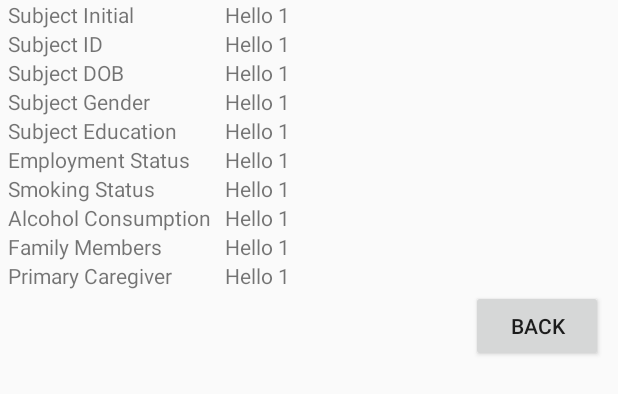
After one commit to kjitender469/Patient-Feedback, an Android app: the layout subject_complete_info.xml on its own in the app's theme, with its tools: preview values and no code run, on a phone screen of 412 x 824 dp. The commit adds this screen. Shown: the top 394 px of the screen. Run offline under Robolectric (Android 15) with nearby library versions, the phone set to English and light mode, and no system bars.

Commit message:
New Layout is added for viewing subject complete information. This version of app is (v1.1).
Description : Now before saving subject info app a dialog open for the permission. New entry included in Action bar for clearing all the
entries from database. Deleting any specific entry also included using tap on list view folowed by delete through dialog box.
AsyncResponse interface added to pass complete data from AasyncTask to main activity. Back button added in subject_complete_info.xml layout
Partial testing of app is also done.

```diff
--- /dev/null
+++ b/app/src/main/res/layout/subject_complete_info.xml
@@ -0,0 +1,384 @@
+<?xml version="1.0" encoding="utf-8"?>
+<LinearLayout xmlns:android="http://schemas.android.com/apk/res/android"
+    android:orientation="vertical" android:layout_width="match_parent"
+    android:layout_height="match_parent">
+
+    <ScrollView
+        android:layout_width="match_parent"
+        android:layout_height="match_parent">
+        <LinearLayout
+            android:layout_width="match_parent"
+            android:layout_height="match_parent"
+            android:orientation="vertical">
+            <!--************ start *************-->
+            <LinearLayout
+                android:layout_width="match_parent"
+                android:layout_height="wrap_content"
+                android:orientation="vertical">
+                <LinearLayout
+                    android:layout_width="match_parent"
+                    android:layout_height="match_parent"
+                    android:orientation="horizontal">
+                    <LinearLayout
+                        android:layout_width="150dp"
+                        android:layout_height="match_parent">
+                        <TextView
+                            android:layout_width="match_parent"
+                            android:layout_height="match_parent"
+                            android:layout_marginLeft="5dp"
+                            android:text="Subject Initial"/>
+                    </LinearLayout>
+                    <LinearLayout
+                        android:layout_width="match_parent"
+                        android:layout_height="match_parent">
+                        <TextView
+                            android:id="@+id/textView_sub_initial"
+                            android:layout_width="match_parent"
+                            android:layout_height="match_parent"
+                            android:text="Hello 1"/>
+                    </LinearLayout>
+                </LinearLayout>
+                <LinearLayout
+                    android:layout_width="match_parent"
+                    android:layout_height="match_parent"
+                    android:orientation="horizontal">
+                    <LinearLayout
+                        android:layout_width="150dp"
+                        android:layout_height="match_parent">
+                        <TextView
+                            android:layout_width="match_parent"
+                            android:layout_height="match_parent"
+                            android:layout_marginLeft="5dp"
+                            android:text="Subject ID"/>
+                    </LinearLayout>
+                    <LinearLayout
+                        android:layout_width="match_parent"
+                        android:layout_height="match_parent">
+                        <TextView
+                            android:id="@+id/textView_sub_id"
+                            android:layout_width="match_parent"
+                            android:layout_height="match_parent"
+                            android:text="Hello 1"/>
+                    </LinearLayout>
+                </LinearLayout>
+                <LinearLayout
+                    android:layout_width="match_parent"
+                    android:layout_height="match_parent"
+                    android:orientation="horizontal">
+                    <LinearLayout
+                        android:layout_width="150dp"
+                        android:layout_height="match_parent">
+                        <TextView
+                            android:layout_width="match_parent"
+                            android:layout_height="match_parent"
+                            android:layout_marginLeft="5dp"
+                            android:text="Subject DOB"/>
+                    </LinearLayout>
+                    <LinearLayout
+                        android:layout_width="match_parent"
+                        android:layout_height="match_parent">
+                        <TextView
+                            android:id="@+id/textView_sub_dob"
+                            android:layout_width="match_parent"
+                            android:layout_height="match_parent"
+                            android:text="Hello 1"/>
+                    </LinearLayout>
+                </LinearLayout>
+                <LinearLayout
+                    android:layout_width="match_parent"
+                    android:layout_height="match_parent"
+                    android:orientation="horizontal">
+                    <LinearLayout
+                        android:layout_width="150dp"
+                        android:layout_height="match_parent">
+                        <TextView
+                            android:layout_width="match_parent"
+                            android:layout_height="match_parent"
+                            android:layout_marginLeft="5dp"
+                            android:text="Subject Gender"/>
+                    </LinearLayout>
+                    <LinearLayout
+                        android:layout_width="match_parent"
+                        android:layout_height="match_parent">
+                        <TextView
+                            android:id="@+id/textView_sub_gender"
+                            android:layout_width="match_parent"
+                            android:layout_height="match_parent"
+                            android:text="Hello 1"/>
+                    </LinearLayout>
+                </LinearLayout>
+                <LinearLayout
+                    android:layout_width="match_parent"
+                    android:layout_height="match_parent"
+                    android:orientation="horizontal">
+                    <LinearLayout
+                        android:layout_width="150dp"
+                        android:layout_height="match_parent">
+                        <TextView
+                            android:layout_width="match_parent"
+                            android:layout_height="match_parent"
+                            android:layout_marginLeft="5dp"
+                            android:text="Subject Education"/>
+                    </LinearLayout>
+                    <LinearLayout
+                        android:layout_width="match_parent"
+                        android:layout_height="match_parent">
+                        <TextView
+                            android:id="@+id/textView_sub_education"
+                            android:layout_width="match_parent"
+                            android:layout_height="match_parent"
+                            android:text="Hello 1"/>
+                    </LinearLayout>
+                </LinearLayout>
+                <LinearLayout
+                    android:layout_width="match_parent"
+                    android:layout_height="match_parent"
+                    android:orientation="horizontal">
+                    <LinearLayout
+                        android:layout_width="150dp"
+                        android:layout_height="match_parent">
+                        <TextView
+                            android:layout_width="match_parent"
+                            android:layout_height="match_parent"
+                            android:layout_marginLeft="5dp"
+                            android:text="Employment Status"/>
+                    </LinearLayout>
+                    <LinearLayout
+                        android:layout_width="match_parent"
+                        android:layout_height="match_parent">
+                        <TextView
+                            android:id="@+id/textView_sub_employment_status"
+                            android:layout_width="match_parent"
+                            android:layout_height="match_parent"
+                            android:text="Hello 1"/>
+                    </LinearLayout>
+                </LinearLayout>
+                <LinearLayout
+                    android:layout_width="match_parent"
+                    android:layout_height="match_parent"
+                    android:orientation="horizontal">
+                    <LinearLayout
+                        android:layout_width="150dp"
+                        android:layout_height="match_parent">
+                        <TextView
+                            android:layout_width="match_parent"
+                            android:layout_height="match_parent"
+                            android:layout_marginLeft="5dp"
+                            android:text="Smoking Status"/>
+                    </LinearLayout>
+                    <LinearLayout
+                        android:layout_width="match_parent"
+                        android:layout_height="match_parent">
+                        <TextView
+                            android:id="@+id/textView_sub_smoking_status"
+                            android:layout_width="match_parent"
+                            android:layout_height="match_parent"
+                            android:text="Hello 1"/>
+                    </LinearLayout>
+                </LinearLayout>
+                <LinearLayout
+                    android:layout_width="match_parent"
+                    android:layout_height="match_parent"
+                    android:orientation="horizontal">
+                    <LinearLayout
+                        android:layout_width="150dp"
+                        android:layout_height="match_parent">
+                        <TextView
+                            android:layout_width="match_parent"
+                            android:layout_height="match_parent"
+                            android:layout_marginLeft="5dp"
+                            android:text="Alcohol Consumption"/>
+                    </LinearLayout>
+                    <LinearLayout
+                        android:layout_width="match_parent"
+                        android:layout_height="match_parent">
+                        <TextView
+                            android:id="@+id/textView_sub_alcohol_consumption"
+                            android:layout_width="match_parent"
+                            android:layout_height="match_parent"
+                            android:text="Hello 1"/>
+                    </LinearLayout>
+                </LinearLayout>
+                <LinearLayout
+                    android:layout_width="match_parent"
+                    android:layout_height="match_parent"
+                    android:orientation="horizontal">
+                    <LinearLayout
+                        android:layout_width="150dp"
+                        android:layout_height="match_parent">
+                        <TextView
+                            android:layout_width="match_parent"
+                            android:layout_height="match_parent"
+                            android:layout_marginLeft="5dp"
+                            android:text="Family Members"/>
+                    </LinearLayout>
+                    <LinearLayout
+                        android:layout_width="match_parent"
+                        android:layout_height="match_parent">
+                        <TextView
+                            android:id="@+id/textView_sub_family_members"
+                            android:layout_width="match_parent"
+                            android:layout_height="match_parent"
+                            android:text="Hello 1"/>
+                    </LinearLayout>
+                </LinearLayout>
+                <LinearLayout
+                    android:layout_width="match_parent"
+                    android:layout_height="match_parent"
+                    android:orientation="horizontal">
+                    <LinearLayout
+                        android:layout_width="150dp"
+                        android:layout_height="match_parent">
+                        <TextView
+                            android:layout_width="match_parent"
+                            android:layout_height="match_parent"
+                            android:layout_marginLeft="5dp"
+                            android:text="Primary Caregiver"/>
+                    </LinearLayout>
+                    <LinearLayout
+                        android:layout_width="match_parent"
+                        android:layout_height="match_parent">
+                        <TextView
+                            android:id="@+id/textView_sub_primary_caregiver"
+                            android:layout_width="match_parent"
+                            android:layout_height="match_parent"
+                            android:text="Hello 1"/>
+                    </LinearLayout>
+                </LinearLayout>
+
+                <!--
+                <LinearLayout
+                    android:layout_width="match_parent"
+                    android:layout_height="match_parent"
+                    android:orientation="horizontal">
+                    <LinearLayout
+                        android:layout_width="150dp"
+                        android:layout_height="match_parent">
+                        <TextView
+                            android:layout_width="match_parent"
+                            android:layout_height="match_parent"
+                            android:layout_marginLeft="5dp"
+                            android:text="Subject Initial"/>
+                    </LinearLayout>
+                    <LinearLayout
+                        android:layout_width="match_parent"
+                        android:layout_height="match_parent">
+                        <TextView
+                            android:id="@+id/textView_sub_initial2"
+                            android:layout_width="match_parent"
+                            android:layout_height="match_parent"
+                            android:text="Hello 1"/>
+                    </LinearLayout>
+                </LinearLayout>
+                <LinearLayout
+                    android:layout_width="match_parent"
+                    android:layout_height="match_parent"
+                    android:orientation="horizontal">
+                    <LinearLayout
+                        android:layout_width="150dp"
+                        android:layout_height="match_parent">
+                        <TextView
+                            android:layout_width="match_parent"
+                            android:layout_height="match_parent"
+                            android:layout_marginLeft="5dp"
+                            android:text="Subject Initial"/>
+                    </LinearLayout>
+                    <LinearLayout
+                        android:layout_width="match_parent"
+                        android:layout_height="match_parent">
+                        <TextView
+                            android:id="@+id/textView_sub_initial3"
+                            android:layout_width="match_parent"
+                            android:layout_height="match_parent"
+                            android:text="Hello 1"/>
+                    </LinearLayout>
+                </LinearLayout>
+                <LinearLayout
+                    android:layout_width="match_parent"
+                    android:layout_height="match_parent"
+                    android:orientation="horizontal">
+                    <LinearLayout
+                        android:layout_width="150dp"
+                        android:layout_height="match_parent">
+                        <TextView
+                            android:layout_width="match_parent"
+                            android:layout_height="match_parent"
+                            android:layout_marginLeft="5dp"
+                            android:text="Subject Initial"/>
+                    </LinearLayout>
+                    <LinearLayout
+                        android:layout_width="match_parent"
+                        android:layout_height="match_parent">
+                        <TextView
+                            android:id="@+id/textView_sub_initial4"
+                            android:layout_width="match_parent"
+                            android:layout_height="match_parent"
+                            android:text="Hello 1"/>
+                    </LinearLayout>
+                </LinearLayout>
+                <LinearLayout
+                    android:layout_width="match_parent"
+                    android:layout_height="match_parent"
+                    android:orientation="horizontal">
+                    <LinearLayout
+                        android:layout_width="150dp"
+                        android:layout_height="match_parent">
+                        <TextView
+                            android:layout_width="match_parent"
+                            android:layout_height="match_parent"
+                            android:layout_marginLeft="5dp"
+                            android:text="Subject Initial"/>
+                    </LinearLayout>
+                    <LinearLayout
+                        android:layout_width="match_parent"
+                        android:layout_height="match_parent">
+                        <TextView
+                            android:id="@+id/textView_sub_initial5"
+                            android:layout_width="match_parent"
+                            android:layout_height="match_parent"
+                            android:text="Hello 1"/>
+                    </LinearLayout>
+                </LinearLayout>
+                <LinearLayout
+                    android:layout_width="match_parent"
+                    android:layout_height="match_parent"
+                    android:orientation="horizontal">
+                    <LinearLayout
+                        android:layout_width="150dp"
+                        android:layout_height="match_parent">
+                        <TextView
+                            android:layout_width="match_parent"
+                            android:layout_height="match_parent"
+                            android:layout_marginLeft="5dp"
+                            android:text="Subject Initial"/>
+                    </LinearLayout>
+                    <LinearLayout
+                        android:layout_width="match_parent"
+                        android:layout_height="match_parent">
+                        <TextView
+                            android:id="@+id/textView_sub_initial6"
+                            android:layout_width="match_parent"
+                            android:layout_height="match_parent"
+                            android:text="Hello 1"/>
+                    </LinearLayout>
+                </LinearLayout>
+                -->
+
+            </LinearLayout>
+            <!-- ************************************************************************ -->
+            <LinearLayout
+                android:layout_width="match_parent"
+                android:layout_height="wrap_content"
+                android:orientation="vertical">
+                <Button
+                    android:id="@+id/button_back"
+                    android:layout_width="wrap_content"
+                    android:layout_height="wrap_content"
+                    android:text="Back"
+                    android:layout_marginRight="10dp"
+                    android:layout_gravity="right" />
+            </LinearLayout>
+        </LinearLayout>
+    </ScrollView>
+
+</LinearLayout>
--- a/app/src/main/res/menu/menu_main.xml
+++ b/app/src/main/res/menu/menu_main.xml
@@ -7,5 +7,10 @@
         android:orderInCategory="100"
         android:title="View Entries"
         app:showAsAction="never" />
+    <item
+        android:id="@+id/clear_all_data"
+        android:orderInCategory="100"
+        android:title="Clear All Entries"
+        app:showAsAction="never" />
 
 </menu>
--- a/app/src/main/res/values/strings.xml
+++ b/app/src/main/res/values/strings.xml
@@ -4,4 +4,5 @@
     <string name="hint_word">Word...</string>
     <string name="button_save">Save</string>
     <string name="empty_not_saved">Word not saved because it is empty.</string>
+    <string name="prefix_colon">: </string>
 </resources>
```
Also changed, not shown: app/src/main/java/com/example/patientfeedback/AsyncResponse.java (added, +8 -0 lines), app/src/main/java/com/example/patientfeedback/Main2Activity.java (+82 -52 lines), app/src/main/java/com/example/patientfeedback/ViewSubjectData.java (+178 -9 lines), app/src/main/res/layout/activity_main2.xml (+0 -14 lines).
